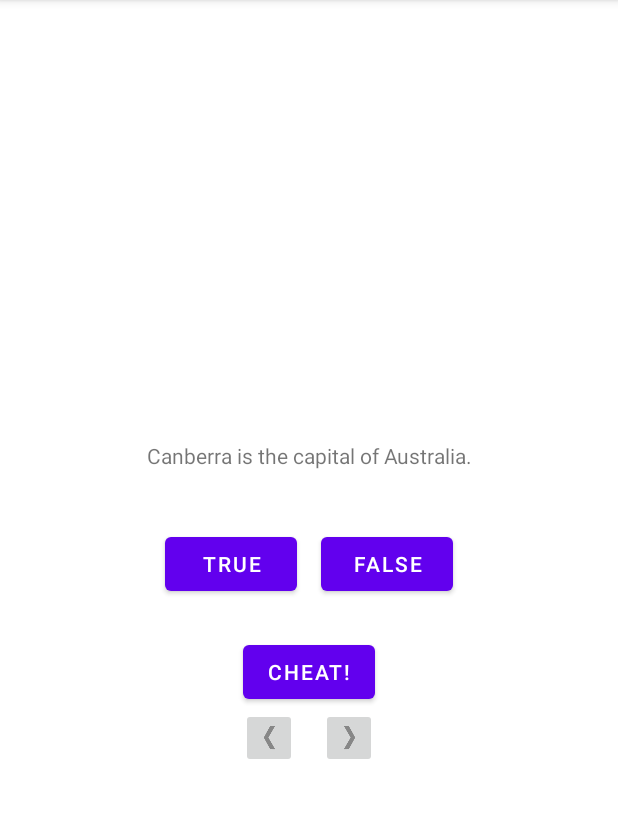
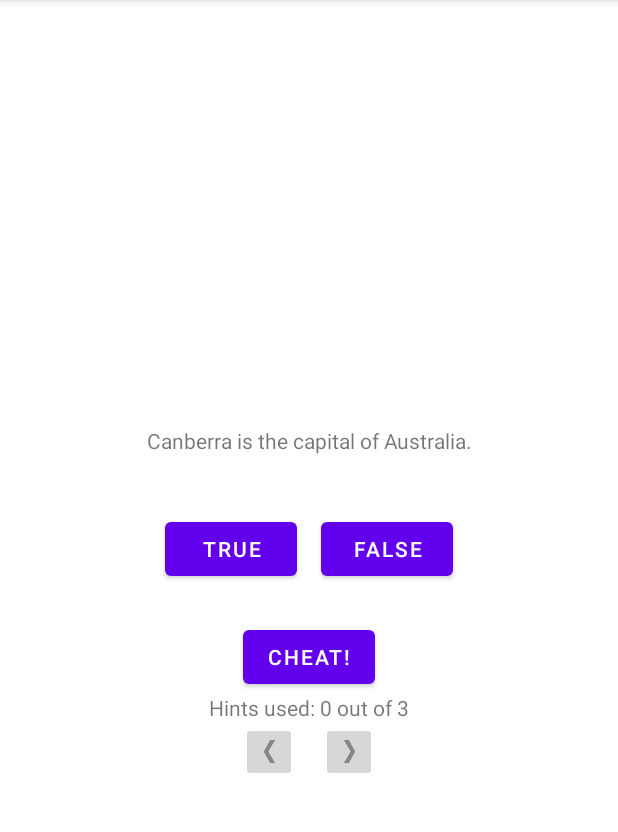
Before and after one commit to p-agapov/BigNerdRanchAndroid, an Android app: the screen it shows after launch (MainActivity), on a phone screen of 412 x 824 dp, the part 84-916 px from its top. Run offline under Robolectric (Android 15) with nearby library versions, the phone set to English and light mode, and no system bars.

Commit message:
Chapter 7

```diff
--- a/geoquiz/src/main/java/com/agapovp/bignerdranch/android/geoquiz/MainActivity.kt
+++ b/geoquiz/src/main/java/com/agapovp/bignerdranch/android/geoquiz/MainActivity.kt
@@ -11,6 +11,7 @@ import android.widget.Toast
 import androidx.activity.result.contract.ActivityResultContracts.StartActivityForResult
 import androidx.annotation.StringRes
 import androidx.appcompat.app.AppCompatActivity
+import androidx.core.app.ActivityOptionsCompat
 import androidx.lifecycle.ViewModelProvider
 import com.agapovp.bignerdranch.android.geoquiz.CheatActivity.Companion.EXTRA_CURRENT_QUESTION_IS_CHEATED
 
@@ -27,6 +28,7 @@ class MainActivity : AppCompatActivity() {
         }
 
     private lateinit var textQuestion: TextView
+    private lateinit var textNumberOfHints: TextView
     private lateinit var buttonTrue: Button
     private lateinit var buttonFalse: Button
     private lateinit var buttonCheat: Button
@@ -51,28 +53,36 @@ class MainActivity : AppCompatActivity() {
                 setNextQuestion()
             }
         }
-        buttonTrue = findViewById<Button?>(R.id.main_activity_button_true).apply {
+        buttonTrue = findViewById<Button>(R.id.main_activity_button_true).apply {
             setOnClickListener {
                 checkAnswer(true)
             }
         }
-        buttonFalse = findViewById<Button?>(R.id.main_activity_button_false).apply {
+        buttonFalse = findViewById<Button>(R.id.main_activity_button_false).apply {
             setOnClickListener {
                 checkAnswer(false)
             }
         }
-        buttonCheat = findViewById<Button?>(R.id.main_activity_button_cheat).also { button ->
+        buttonCheat = findViewById<Button>(R.id.main_activity_button_cheat).also { button ->
             button.setOnClickListener {
                 cheatActivityLauncher.launch(
                     CheatActivity.newIntent(
                         this,
                         quizViewModel.currentQuestionAnswer,
                         quizViewModel.currentQuestionIsCheated || !quizViewModel.currentQuestionIsActive
+                    ),
+                    ActivityOptionsCompat.makeClipRevealAnimation(
+                        button,
+                        0,
+                        0,
+                        button.width,
+                        button.height
                     )
                 )
             }
         }
-        buttonPrevious = findViewById<ImageButton?>(R.id.main_activity_button_previous).apply {
+        textNumberOfHints = findViewById(R.id.main_activity_text_number_of_hints)
+        buttonPrevious = findViewById<ImageButton>(R.id.main_activity_button_previous).apply {
             setOnClickListener {
                 setPreviousQuestion()
             }
@@ -121,6 +131,14 @@ class MainActivity : AppCompatActivity() {
         with(quizViewModel) {
             textQuestion.setText(currentQuestionText)
             setAnswerButtonsState(currentQuestionIsActive)
+            textNumberOfHints.text = getString(
+                R.string.main_activity_text_number_of_hints_text,
+                quizViewModel.numberOfHints.first,
+                quizViewModel.numberOfHints.second
+            )
+            buttonCheat.isEnabled =
+                (quizViewModel.numberOfHints.first != quizViewModel.numberOfHints.second)
+                        && !quizViewModel.isQuizFinished()
         }
     }
 
@@ -154,7 +172,10 @@ class MainActivity : AppCompatActivity() {
         setAnswerButtonsState(false)
         quizViewModel.currentQuestionIsActive = false
 
-        if (quizViewModel.isQuizFinished()) showScore()
+        if (quizViewModel.isQuizFinished()) {
+            buttonCheat.isEnabled = false
+            showScore()
+        }
     }
 
     private fun showScore() {
--- a/geoquiz/src/main/java/com/agapovp/bignerdranch/android/geoquiz/QuizViewModel.kt
+++ b/geoquiz/src/main/java/com/agapovp/bignerdranch/android/geoquiz/QuizViewModel.kt
@@ -65,6 +65,9 @@ class QuizViewModel : ViewModel() {
     val currentQuestionAnswer
         get() = questionBank[currentIndex].answer
 
+    val numberOfHints
+        get() = Pair(questionBank.count { it.isCheated }, questionBank.size / 2)
+
     var currentQuestionIsActive
         get() = questionBank[currentIndex].isActive
         set(isActive) {
--- a/geoquiz/src/main/res/layout-land/activity_main.xml
+++ b/geoquiz/src/main/res/layout-land/activity_main.xml
@@ -44,6 +44,14 @@
         android:layout_marginBottom="@dimen/button_margin"
         android:text="@string/main_activity_button_cheat_text" />
 
+    <TextView
+        android:id="@+id/main_activity_text_number_of_hints"
+        android:layout_width="wrap_content"
+        android:layout_height="wrap_content"
+        android:layout_gravity="bottom|center"
+        android:layout_marginBottom="@dimen/text_margin_bottom"
+        tools:text="Hints used: 2 out of 3" />
+
     <LinearLayout
         android:layout_width="wrap_content"
         android:layout_height="wrap_content"
--- a/geoquiz/src/main/res/layout/activity_main.xml
+++ b/geoquiz/src/main/res/layout/activity_main.xml
@@ -45,6 +45,12 @@
         android:layout_marginTop="@dimen/button_margin"
         android:text="@string/main_activity_button_cheat_text" />
 
+    <TextView
+        android:id="@+id/main_activity_text_number_of_hints"
+        android:layout_width="wrap_content"
+        android:layout_height="wrap_content"
+        tools:text="Hints used: 2 out of 3" />
+
     <LinearLayout
         android:layout_width="wrap_content"
         android:layout_height="wrap_content"
--- a/geoquiz/src/main/res/values/colors.xml
+++ b/geoquiz/src/main/res/values/colors.xml
@@ -6,5 +6,6 @@
     <color name="teal_200">#FF03DAC5</color>
     <color name="teal_700">#FF018786</color>
     <color name="black">#FF000000</color>
+    <color name="gray">#FFACACAC</color>
     <color name="white">#FFFFFFFF</color>
 </resources>
--- a/geoquiz/src/main/res/values/dimens.xml
+++ b/geoquiz/src/main/res/values/dimens.xml
@@ -1,6 +1,7 @@
 <?xml version="1.0" encoding="utf-8"?>
 <resources>
     <dimen name="text_question_height">96dp</dimen>
+    <dimen name="text_margin_bottom">5dp</dimen>
     <dimen name="text_padding">24dp</dimen>
     <dimen name="button_margin_horizontal">8dp</dimen>
     <dimen name="button_margin">24dp</dimen>
--- a/geoquiz/src/main/res/values/strings.xml
+++ b/geoquiz/src/main/res/values/strings.xml
@@ -4,6 +4,7 @@
 
     <!--    MainActivity-->
     <string name="main_activity_text_question_text">Canberra is the capital of Australia.</string>
+    <string name="main_activity_text_number_of_hints_text">Hints used: %1$d out of %2$d</string>
 
     <string name="main_activity_button_true_text">True</string>
     <string name="main_activity_button_false_text">False</string>
@@ -19,6 +20,7 @@
     <!--    CheatActivity-->
     <string name="cheat_activity_text_warning_text">Are you sure you want to do this?</string>
     <string name="cheat_activity_text_answer_text">The answer is %b</string>
+    <string name="cheat_activity_text_api_version_text">API Level %d</string>
     <string name="cheat_activity_button_show_answer_text">Show Answer</string>
 
     <!--    Questions-->
```
Also changed, not shown: geoquiz/src/main/java/com/agapovp/bignerdranch/android/geoquiz/CheatActivity.kt (+7 -3 lines), geoquiz/src/main/res/layout/activity_cheat.xml (+7 -0 lines).
